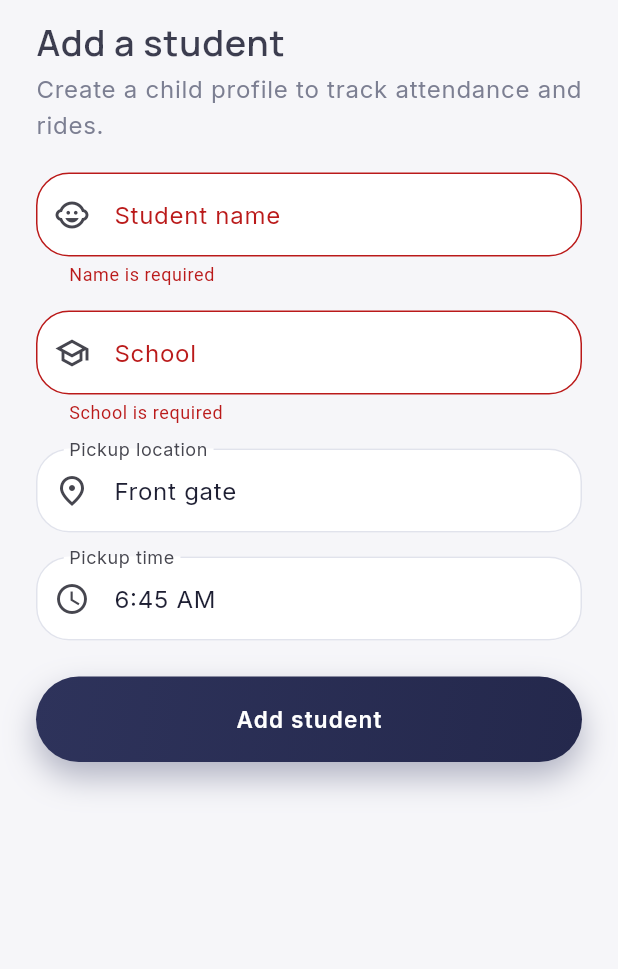
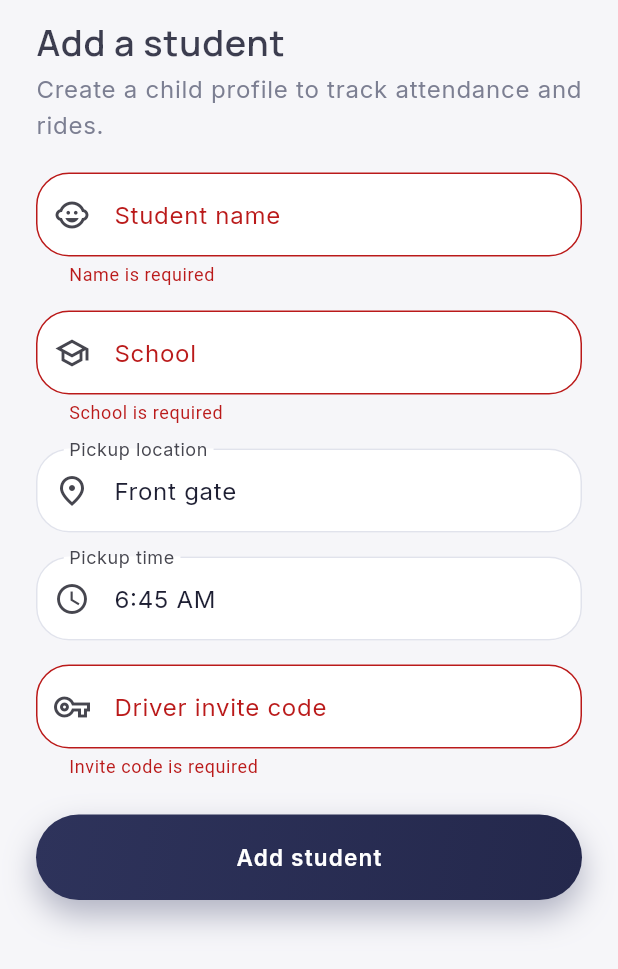
Before and after one commit to bxnxrx/Vango_Parent_App, a Flutter app: the _AddChildSheet widget shown alone on an empty page, opened directly, after a tap on "Add student", on a phone screen of 412 x 824 dp. Shown: the top 969 px of the screen. Run offline on Flutter 3.47's test engine with Material 3 defaults, Android fonts, the phone set to English and light mode, and no system bars; our stand-ins replace device_info_plus, firebase_core, firebase_messaging, flutter_dotenv, flutter_local_notifications, flutter_secure_storage and 7 more; accounts and stored records are empty; network calls fail; statements that could not run were skipped.

Commit message:
update add student session

```diff
--- a/lib/screens/home/home_screen.dart
+++ b/lib/screens/home/home_screen.dart
@@ -119,6 +119,7 @@ class _HomeScreenState extends State<HomeScreen> {
         school: request.school,
         pickupLocation: request.pickupLocation,
         pickupTime: request.pickupTime,
+        inviteCode: request.inviteCode,
       );
 
       if (!mounted) {
@@ -1032,12 +1033,14 @@ class _NewChildData {
     required this.school,
     required this.pickupLocation,
     required this.pickupTime,
+    required this.inviteCode,
   });
 
   final String name;
   final String school;
   final String pickupLocation;
   final String pickupTime;
+  final String inviteCode;
 }
 
 class _AddChildSheet extends StatefulWidget {
@@ -1053,6 +1056,7 @@ class _AddChildSheetState extends State<_AddChildSheet> {
   final _schoolController = TextEditingController();
   final _pickupLocationController = TextEditingController(text: 'Front gate');
   final _pickupTimeController = TextEditingController(text: '6:45 AM');
+  final _inviteCodeController = TextEditingController();
 
   @override
   void dispose() {
@@ -1060,6 +1064,7 @@ class _AddChildSheetState extends State<_AddChildSheet> {
     _schoolController.dispose();
     _pickupLocationController.dispose();
     _pickupTimeController.dispose();
+    _inviteCodeController.dispose();
     super.dispose();
   }
 
@@ -1076,6 +1081,7 @@ class _AddChildSheetState extends State<_AddChildSheet> {
         pickupTime: _pickupTimeController.text.trim().isEmpty
             ? '6:45 AM'
             : _pickupTimeController.text.trim(),
+        inviteCode: _inviteCodeController.text.trim(),
       ),
     );
   }
@@ -1139,6 +1145,20 @@ class _AddChildSheetState extends State<_AddChildSheet> {
                 prefixIcon: Icon(Icons.schedule_outlined),
               ),
             ),
+
+            const SizedBox(height: 16),
+            TextFormField(
+              controller: _inviteCodeController,
+              decoration: const InputDecoration(
+                labelText: 'Driver invite code',
+                prefixIcon: Icon(Icons.vpn_key_outlined),
+                hintText: 'Ask your driver for the code',
+              ),
+              validator: (value) => value == null || value.trim().isEmpty
+                  ? 'Invite code is required'
+                  : null,
+            ),
+
             const SizedBox(height: 24),
             GradientButton(
               label: 'Add student',
```
